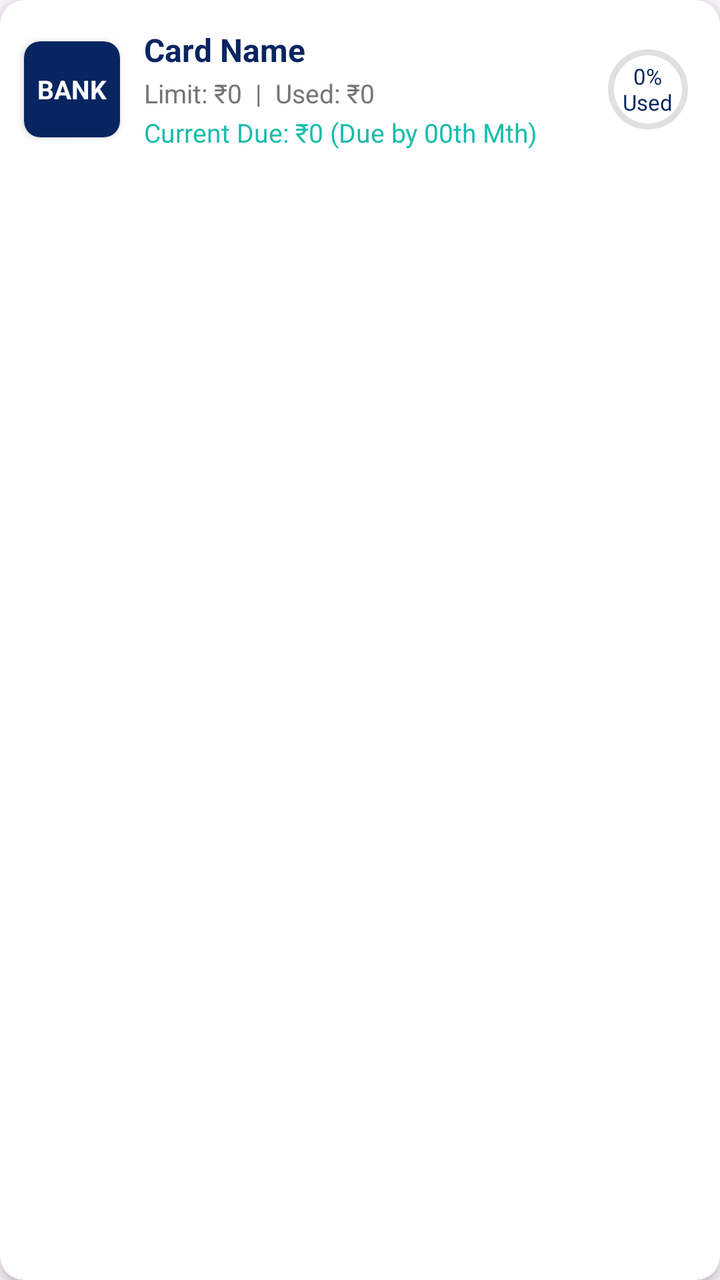
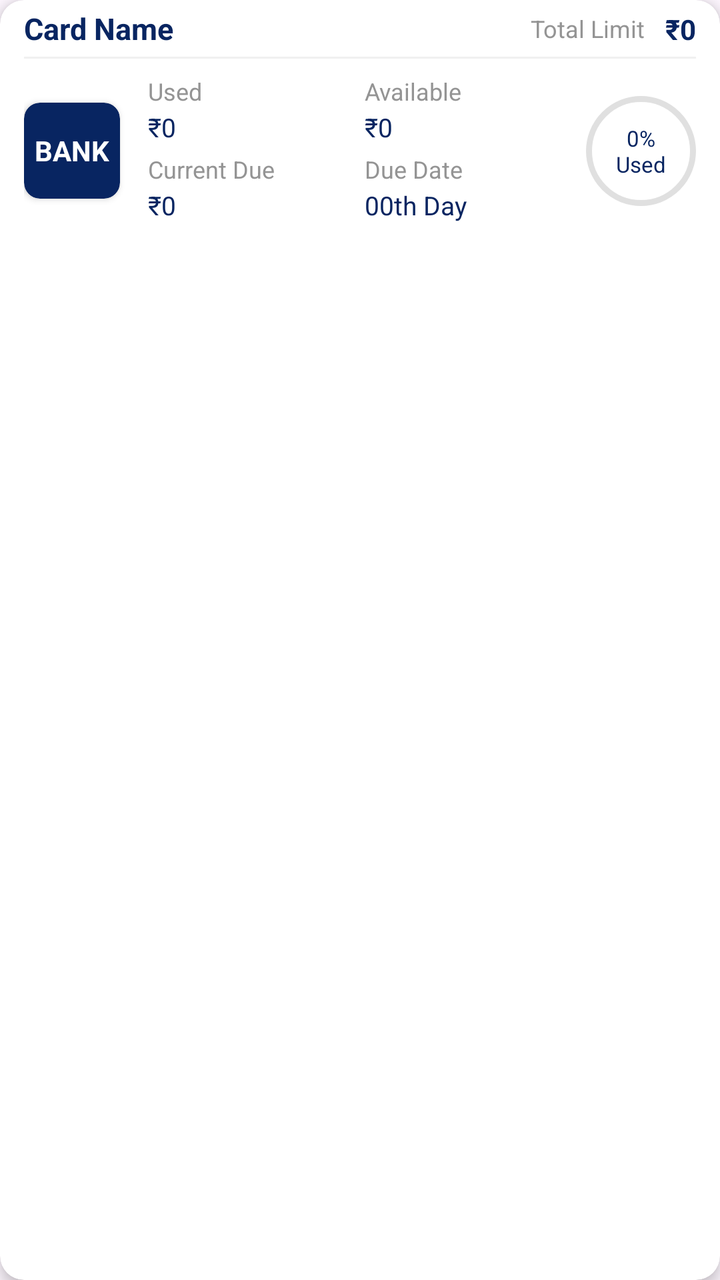

Two renders of the same Android screen: before a commit and after it. Below are the layout's source before the change and the commit's diff.
<!-- AndroidManifest.xml: application theme Theme.FinTrack -->
<!-- res/layout/item_dashboard_card.xml -->
<?xml version="1.0" encoding="utf-8"?>
<com.google.android.material.card.MaterialCardView
    xmlns:android="http://schemas.android.com/apk/res/android"
    xmlns:app="http://schemas.android.com/apk/res-auto"
    xmlns:tools="http://schemas.android.com/tools"
    android:layout_width="match_parent"
    android:layout_height="wrap_content"
    android:layout_marginHorizontal="1dp"
    android:layout_marginVertical="6dp"
    app:cardBackgroundColor="#FFFFFF"
    app:cardCornerRadius="12dp"
    app:cardElevation="4dp"
    app:strokeWidth="0dp"
    android:clickable="true"
    android:focusable="true"
    android:foreground="?attr/selectableItemBackground">

    <androidx.constraintlayout.widget.ConstraintLayout
        android:layout_width="match_parent"
        android:layout_height="wrap_content"
        android:paddingVertical="14dp"
        tools:ignore="HardcodedText, TooManyViews, SmallSp, ContentDescription, UseCompoundDrawables, TooDeepLayout">

        <androidx.cardview.widget.CardView
            android:id="@+id/cardLogoContainer"
            android:layout_width="48dp"
            android:layout_height="48dp"
            android:layout_marginStart="12dp"
            app:cardBackgroundColor="#082561"
            app:cardCornerRadius="8dp"
            app:layout_constraintBottom_toBottomOf="parent"
            app:layout_constraintStart_toStartOf="parent"
            app:layout_constraintTop_toTopOf="parent">

            <TextView
                android:id="@+id/tvCardLogoText"
                android:layout_width="match_parent"
                android:layout_height="match_parent"
                android:gravity="center"
                android:text="BANK"
                android:textColor="#FFFFFF"
                android:textStyle="bold"
                android:maxLines="1"
                android:padding="2dp"
                app:autoSizeTextType="uniform"
                app:autoSizeMinTextSize="6sp"
                app:autoSizeMaxTextSize="13sp"
                app:autoSizeStepGranularity="1sp" />
        </androidx.cardview.widget.CardView>

        <LinearLayout
            android:layout_width="0dp"
            android:layout_height="wrap_content"
            android:layout_marginStart="12dp"
            android:orientation="vertical"
            app:layout_constraintBottom_toBottomOf="parent"
            app:layout_constraintEnd_toStartOf="@id/progressContainer"
            app:layout_constraintStart_toEndOf="@id/cardLogoContainer"
            app:layout_constraintTop_toTopOf="parent">

            <TextView
                android:id="@+id/tvCardName"
                android:layout_width="wrap_content"
                android:layout_height="wrap_content"
                android:text="Card Name"
                android:textColor="#082561"
                android:textSize="16sp"
                android:textStyle="bold" />

            <TextView
                android:id="@+id/tvCardLimitUsed"
                android:layout_width="wrap_content"
                android:layout_height="wrap_content"
                android:layout_marginTop="2dp"
                android:text="Limit: ₹0  |  Used: ₹0"
                android:textColor="#757575"
                android:textSize="13sp" />

            <TextView
                android:id="@+id/tvCardDue"
                android:layout_width="wrap_content"
                android:layout_height="wrap_content"
                android:layout_marginTop="2dp"
                android:text="Current Due: ₹0 (Due by 00th Mth)"
                android:textColor="#1abcab"
                android:textSize="13sp" />
        </LinearLayout>

        <RelativeLayout
            android:id="@+id/progressContainer"
            android:layout_width="48dp"
            android:layout_height="48dp"
            android:layout_marginEnd="12dp"
            app:layout_constraintBottom_toBottomOf="parent"
            app:layout_constraintEnd_toEndOf="parent"
            app:layout_constraintTop_toTopOf="parent">

            <com.google.android.material.progressindicator.CircularProgressIndicator
                android:id="@+id/cpiCardProgress"
                android:layout_width="match_parent"
                android:layout_height="match_parent"
                android:progress="0"
                app:indicatorColor="#1abcab"
                app:trackColor="#E0E0E0"
                app:trackThickness="3dp" />

            <TextView
                android:id="@+id/tvCardProgressPercent"
                android:layout_width="wrap_content"
                android:layout_height="wrap_content"
                android:layout_centerInParent="true"
                android:gravity="center"
                android:text="0%\nUsed"
                android:textColor="#082561"
                android:textSize="11sp" />
        </RelativeLayout>

    </androidx.constraintlayout.widget.ConstraintLayout>

</com.google.android.material.card.MaterialCardView>
<!-- resources referenced by this layout -->
<resources>
  <style name="Theme.FinTrack" parent="Base.Theme.FinTrack" />
  <style name="Base.Theme.FinTrack" parent="Theme.Material3.Light.NoActionBar">
          
          <item name="colorPrimary">#082561</item>
          <item name="colorSecondary">#1ABCAB</item>
  
          
          <item name="android:windowLightStatusBar">true</item>
          <item name="android:statusBarColor">#FFFFFF</item>
      </style>
</resources>

<!-- the commit's change to res/layout/item_dashboard_card.xml (unified diff, before → after) -->
@@ -7,114 +7,283 @@
     android:layout_height="wrap_content"
     android:layout_marginHorizontal="1dp"
     android:layout_marginVertical="6dp"
+    android:clickable="true"
+    android:focusable="true"
+    android:foreground="?attr/selectableItemBackground"
     app:cardBackgroundColor="#FFFFFF"
     app:cardCornerRadius="12dp"
     app:cardElevation="4dp"
     app:strokeWidth="0dp"
-    android:clickable="true"
-    android:focusable="true"
-    android:foreground="?attr/selectableItemBackground">
-
-    <androidx.constraintlayout.widget.ConstraintLayout
+    tools:ignore="HardcodedText, ContentDescription">
+
+    
+    <LinearLayout
         android:layout_width="match_parent"
         android:layout_height="wrap_content"
-        android:paddingVertical="14dp"
-        tools:ignore="HardcodedText, TooManyViews, SmallSp, ContentDescription, UseCompoundDrawables, TooDeepLayout">
-
-        <androidx.cardview.widget.CardView
-            android:id="@+id/cardLogoContainer"
-            android:layout_width="48dp"
-            android:layout_height="48dp"
-            android:layout_marginStart="12dp"
-            app:cardBackgroundColor="#082561"
-            app:cardCornerRadius="8dp"
-            app:layout_constraintBottom_toBottomOf="parent"
-            app:layout_constraintStart_toStartOf="parent"
-            app:layout_constraintTop_toTopOf="parent">
-
-            <TextView
-                android:id="@+id/tvCardLogoText"
-                android:layout_width="match_parent"
-                android:layout_height="match_parent"
-                android:gravity="center"
-                android:text="BANK"
-                android:textColor="#FFFFFF"
-                android:textStyle="bold"
-                android:maxLines="1"
-                android:padding="2dp"
-                app:autoSizeTextType="uniform"
-                app:autoSizeMinTextSize="6sp"
-                app:autoSizeMaxTextSize="13sp"
-                app:autoSizeStepGranularity="1sp" />
-        </androidx.cardview.widget.CardView>
-
+        android:orientation="vertical">
+
+        
+        
+        
         <LinearLayout
-            android:layout_width="0dp"
+            android:layout_width="match_parent"
             android:layout_height="wrap_content"
-            android:layout_marginStart="12dp"
-            android:orientation="vertical"
-            app:layout_constraintBottom_toBottomOf="parent"
-            app:layout_constraintEnd_toStartOf="@id/progressContainer"
-            app:layout_constraintStart_toEndOf="@id/cardLogoContainer"
-            app:layout_constraintTop_toTopOf="parent">
-
+            android:orientation="horizontal"
+            android:gravity="center_vertical"
+            android:paddingStart="12dp"
+            android:paddingEnd="12dp"
+            android:paddingVertical="4dp">
+
+            
             <TextView
                 android:id="@+id/tvCardName"
+                android:layout_width="0dp"
+                android:layout_height="wrap_content"
+                android:layout_weight="1"
+                android:layout_marginEnd="16dp"
+                android:ellipsize="end"
+                android:maxLines="1"
+                android:text="Card Name"
+                android:textColor="#082561"
+                android:textSize="15sp"
+                android:textStyle="bold" />
+
+            
+            <LinearLayout
                 android:layout_width="wrap_content"
                 android:layout_height="wrap_content"
-                android:text="Card Name"
-                android:textColor="#082561"
-                android:textSize="16sp"
-                android:textStyle="bold" />
-
-            <TextView
-                android:id="@+id/tvCardLimitUsed"
-                android:layout_width="wrap_content"
+                android:orientation="horizontal"
+                android:gravity="end">
+
+                <TextView
+                    android:layout_width="wrap_content"
+                    android:layout_height="wrap_content"
+                    android:layout_marginEnd="10dp"
+                    android:text="Total Limit"
+                    android:textColor="#949494"
+                    android:textSize="12sp" />
+
+                <TextView
+                    android:id="@+id/tvCardLimit"
+                    android:layout_width="wrap_content"
+                    android:layout_height="wrap_content"
+                    android:layout_marginTop="1dp"
+                    android:text="₹0"
+                    android:textColor="#082561"
+                    android:textSize="14sp"
+                    android:textStyle="bold" />
+            </LinearLayout>
+        </LinearLayout>
+
+        
+        <View
+            android:layout_width="match_parent"
+            android:layout_height="1dp"
+            android:layout_marginHorizontal="12dp"
+            android:background="#F0F0F0" />
+
+        
+        
+        
+        <androidx.constraintlayout.widget.ConstraintLayout
+            android:layout_width="match_parent"
+            android:layout_height="wrap_content"
+            android:paddingStart="12dp"
+            android:paddingEnd="12dp"
+            android:paddingVertical="4dp"
+            tools:ignore="HardcodedText,TooManyViews,SmallSp,ContentDescription,UseCompoundDrawables,TooDeepLayout">
+
+            
+            <androidx.cardview.widget.CardView
+                android:id="@+id/cardLogoContainer"
+                android:layout_width="48dp"
+                android:layout_height="48dp"
+                app:cardBackgroundColor="#082561"
+                app:cardCornerRadius="8dp"
+                app:layout_constraintBottom_toBottomOf="parent"
+                app:layout_constraintStart_toStartOf="parent"
+                app:layout_constraintTop_toTopOf="parent">
+
+                <TextView
+                    android:id="@+id/tvCardLogoText"
+                    android:layout_width="match_parent"
+                    android:layout_height="match_parent"
+                    android:gravity="center"
+                    android:maxLines="1"
+                    android:padding="2dp"
+                    android:text="BANK"
+                    android:textColor="#FFFFFF"
+                    android:textStyle="bold"
+                    app:autoSizeMaxTextSize="14sp"
+                    app:autoSizeMinTextSize="6sp"
+                    app:autoSizeStepGranularity="1sp"
+                    app:autoSizeTextType="uniform" />
+            </androidx.cardview.widget.CardView>
+
+
+            
+            <LinearLayout
+                android:layout_width="0dp"
                 android:layout_height="wrap_content"
-                android:layout_marginTop="2dp"
-                android:text="Limit: ₹0  |  Used: ₹0"
-                android:textColor="#757575"
-                android:textSize="13sp" />
-
-            <TextView
-                android:id="@+id/tvCardDue"
-                android:layout_width="wrap_content"
-                android:layout_height="wrap_content"
-                android:layout_marginTop="2dp"
-                android:text="Current Due: ₹0 (Due by 00th Mth)"
-                android:textColor="#1abcab"
-                android:textSize="13sp" />
-        </LinearLayout>
-
-        <RelativeLayout
-            android:id="@+id/progressContainer"
-            android:layout_width="48dp"
-            android:layout_height="48dp"
-            android:layout_marginEnd="12dp"
-            app:layout_constraintBottom_toBottomOf="parent"
-            app:layout_constraintEnd_toEndOf="parent"
-            app:layout_constraintTop_toTopOf="parent">
-
-            <com.google.android.material.progressindicator.CircularProgressIndicator
-                android:id="@+id/cpiCardProgress"
-                android:layout_width="match_parent"
-                android:layout_height="match_parent"
-                android:progress="0"
-                app:indicatorColor="#1abcab"
-                app:trackColor="#E0E0E0"
-                app:trackThickness="3dp" />
-
-            <TextView
-                android:id="@+id/tvCardProgressPercent"
-                android:layout_width="wrap_content"
-                android:layout_height="wrap_content"
-                android:layout_centerInParent="true"
-                android:gravity="center"
-                android:text="0%\nUsed"
-                android:textColor="#082561"
-                android:textSize="11sp" />
-        </RelativeLayout>
-
-    </androidx.constraintlayout.widget.ConstraintLayout>
-
+                android:layout_marginStart="14dp"
+                android:layout_marginEnd="2dp"
+                android:orientation="vertical"
+                app:layout_constraintBottom_toBottomOf="parent"
+                app:layout_constraintEnd_toStartOf="@id/progressContainer"
+                app:layout_constraintStart_toEndOf="@id/cardLogoContainer"
+                app:layout_constraintTop_toTopOf="parent">
+
+                
+                <LinearLayout
+                    android:layout_width="match_parent"
+                    android:layout_height="wrap_content"
+                    android:layout_marginTop="4dp"
+                    android:orientation="horizontal"
+                    android:baselineAligned="false">
+
+                    
+                    <LinearLayout
+                        android:layout_width="0dp"
+                        android:layout_height="wrap_content"
+                        android:layout_weight="1"
+                        android:orientation="vertical">
+
+                        <TextView
+                            android:layout_width="wrap_content"
+                            android:layout_height="wrap_content"
+                            android:text="Used"
+                            android:textColor="#949494"
+                            android:textSize="12sp" />
+
+                        <TextView
+                            android:id="@+id/tvCardUsed"
+                            android:layout_width="wrap_content"
+                            android:layout_height="wrap_content"
+                            android:layout_marginTop="1dp"
+                            android:text="₹0"
+                            android:textColor="#082561"
+                            android:textSize="13sp"/>
+                    </LinearLayout>
+
+                    
+                    <LinearLayout
+                        android:layout_width="0dp"
+                        android:layout_height="wrap_content"
+                        android:layout_weight="1"
+                        android:orientation="vertical">
+
+                        <TextView
+                            android:layout_width="wrap_content"
+                            android:layout_height="wrap_content"
+                            android:text="Available"
+                            android:textColor="#949494"
+                            android:textSize="12sp" />
+
+                        <TextView
+                            android:id="@+id/tvCardAvailable"
+                            android:layout_width="wrap_content"
+                            android:layout_height="wrap_content"
+                            android:layout_marginTop="1dp"
+                            android:text="₹0"
+                            android:textColor="#082561"
+                            android:textSize="13sp" />
+                    </LinearLayout>
+                </LinearLayout>
+
+                
+                <LinearLayout
+                    android:layout_width="match_parent"
+                    android:layout_height="wrap_content"
+                    android:layout_marginTop="4dp"
+                    android:layout_marginBottom="6dp"
+                    android:orientation="horizontal"
+                    android:baselineAligned="false">
+
+                    
+                    <LinearLayout
+                        android:layout_width="0dp"
+                        android:layout_height="wrap_content"
+                        android:layout_weight="1"
+                        android:orientation="vertical">
+
+                        <TextView
+                            android:layout_width="wrap_content"
+                            android:layout_height="wrap_content"
+                            android:text="Current Due"
+                            android:textColor="#949494"
+                            android:textSize="12sp" />
+
+                        <TextView
+                            android:id="@+id/tvCardDue"
+                            android:layout_width="wrap_content"
+                            android:layout_height="wrap_content"
+                            android:layout_marginTop="1dp"
+                            android:text="₹0"
+                            android:textColor="#082561"
+                            android:textSize="13sp"/>
+                    </LinearLayout>
+
+                    
+                    <LinearLayout
+                        android:layout_width="0dp"
+                        android:layout_height="wrap_content"
+                        android:layout_weight="1"
+                        android:orientation="vertical">
+
+                        <TextView
+                            android:layout_width="wrap_content"
+                            android:layout_height="wrap_content"
+                            android:text="Due Date"
+                            android:textColor="#949494"
+                            android:textSize="12sp" />
+
+                        <TextView
+                            android:id="@+id/tvCardDueDate"
+                            android:layout_width="wrap_content"
+                            android:layout_height="wrap_content"
+                            android:layout_marginTop="1dp"
+                            android:text="00th Day"
+                            android:textColor="#082561"
+                            android:textSize="13sp"/>
+                    </LinearLayout>
+                </LinearLayout>
+
+            </LinearLayout>
+
+
+            
+            <RelativeLayout
+                android:id="@+id/progressContainer"
+                android:layout_width="55dp"
+                android:layout_height="55dp"
+                app:layout_constraintBottom_toBottomOf="parent"
+                app:layout_constraintEnd_toEndOf="parent"
+                app:layout_constraintTop_toTopOf="parent">
+
+                <com.google.android.material.progressindicator.CircularProgressIndicator
+                    android:id="@+id/cpiCardProgress"
+                    android:layout_width="wrap_content"
+                    android:layout_height="wrap_content"
+                    android:layout_centerInParent="true"
+                    android:progress="0"
+                    app:indicatorSize="55dp"
+                    app:indicatorInset="0dp"
+                    app:indicatorColor="#1abcab"
+                    app:trackColor="#E0E0E0"
+                    app:trackThickness="3dp" />
+
+                <TextView
+                    android:id="@+id/tvCardProgressPercent"
+                    android:layout_width="wrap_content"
+                    android:layout_height="wrap_content"
+                    android:layout_centerInParent="true"
+                    android:gravity="center"
+                    android:text="0%&#10;Used"
+                    android:textColor="#082561"
+                    android:textSize="11sp" />
+
+            </RelativeLayout>
+
+        </androidx.constraintlayout.widget.ConstraintLayout>
+    </LinearLayout>
 </com.google.android.material.card.MaterialCardView>
